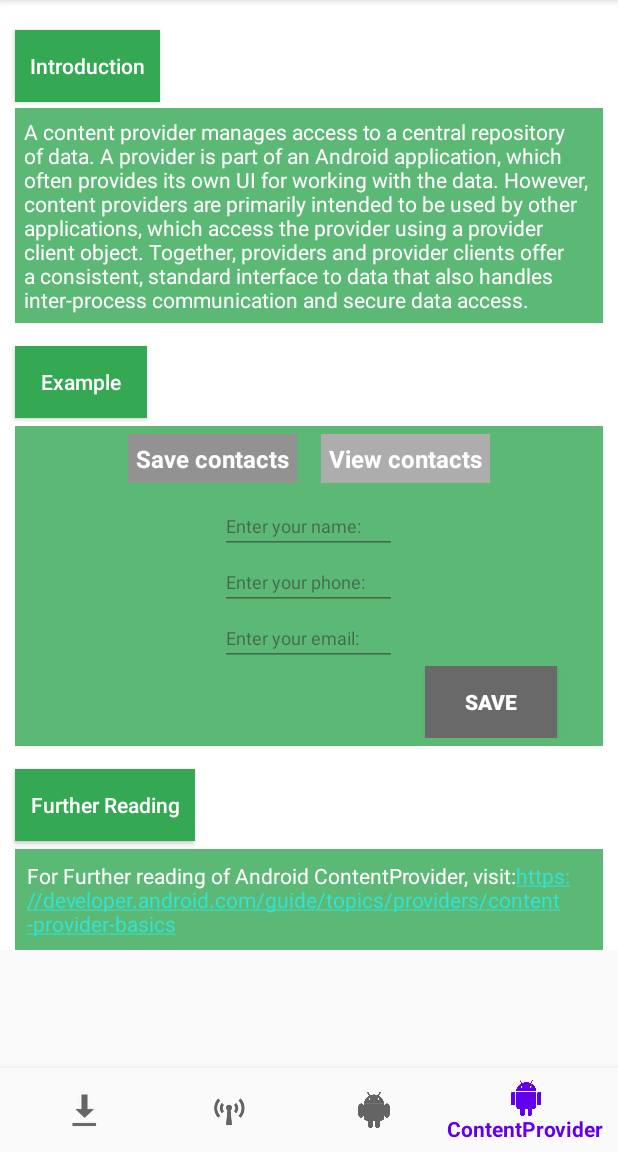
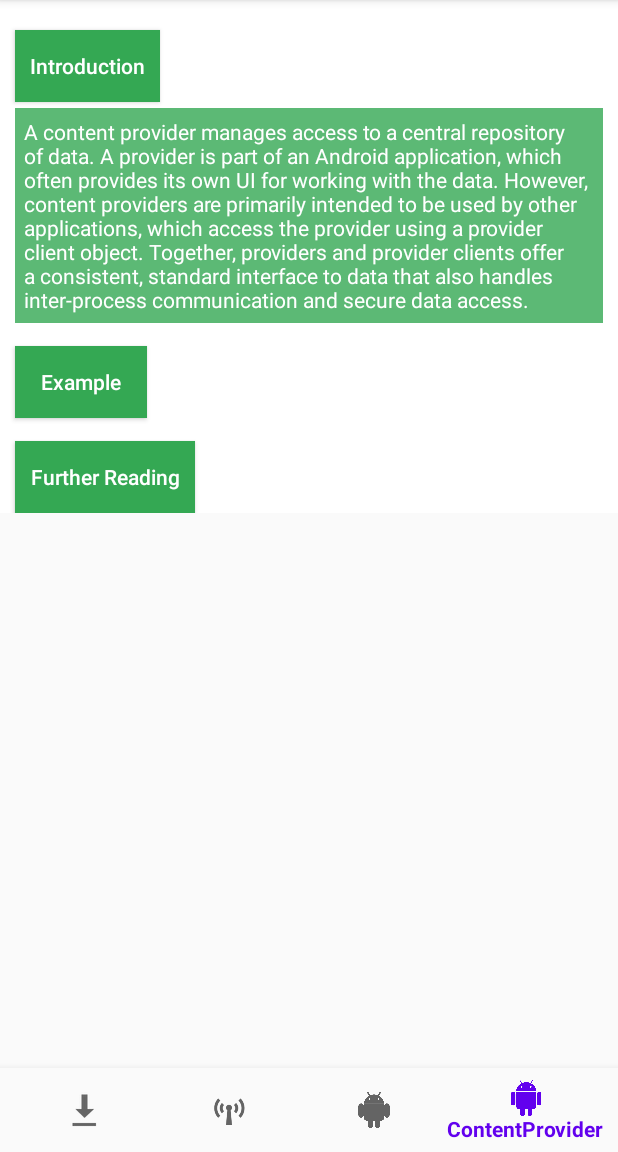
Before and after one commit to Raghuvorkady/Android-App-Development-Specialization, an Android app: the screen it shows after launch (MainActivity), item 4 of the bottom bar chosen, on a phone screen of 412 x 824 dp, the part 84-1236 px from its top. Run offline under Robolectric (Android 15) with nearby library versions, the phone set to English and light mode, and no system bars.

Commit message:
Added button interaction to all the four tabs

```diff
--- a/app/src/main/java/com/projectx/androidappdevelopment/tab1.java
+++ b/app/src/main/java/com/projectx/androidappdevelopment/tab1.java
@@ -19,7 +19,7 @@ public class tab1 extends Fragment {
     private RelativeLayout exampleScroller;
     private TextView introText, furtherReadingTextView;
     public static Switch toastSwitch;
-    public static boolean INTRO_ENABLED = false;
+    public static boolean INTRO_ENABLED = true;
     public static boolean EXAMPLE_ENABLED = false;
     public static boolean FURTHER_READING_ENABLED = false;
 
--- a/app/src/main/java/com/projectx/androidappdevelopment/tab4.java
+++ b/app/src/main/java/com/projectx/androidappdevelopment/tab4.java
@@ -7,6 +7,9 @@ import androidx.fragment.app.Fragment;
 import android.view.LayoutInflater;
 import android.view.View;
 import android.view.ViewGroup;
+import android.widget.Button;
+import android.widget.RelativeLayout;
+import android.widget.TextView;
 
 /**
  * A simple {@link Fragment} subclass.
@@ -23,7 +26,12 @@ public class tab4 extends Fragment {
     // TODO: Rename and change types of parameters
     private String mParam1;
     private String mParam2;
-
+    private Button introButton, exampleButton, furtherReadingButton;
+    private RelativeLayout exampleScroller;
+    private TextView introText, furtherReadingTextView;
+    public static boolean INTRO_ENABLED = true;
+    public static boolean EXAMPLE_ENABLED = false;
+    public static boolean FURTHER_READING_ENABLED = false;
     public tab4() {
         // Required empty public constructor
     }
@@ -61,4 +69,52 @@ public class tab4 extends Fragment {
         // Inflate the layout for this fragment
         return inflater.inflate(R.layout.fragment_tab4, container, false);
     }
+    @Override
+    public void onViewCreated(View view, Bundle savedInstanceState) {
+        introButton = (Button) getView().findViewById(R.id.introButton4);
+        introText = (TextView) getView().findViewById(R.id.introText4);
+        exampleButton = (Button) getView().findViewById(R.id.exampleButton4);
+        exampleScroller = (RelativeLayout) getView().findViewById(R.id.exampleLayout4);
+        furtherReadingButton = (Button) getView().findViewById(R.id.furtherReadingB4);
+        furtherReadingTextView = (TextView) getView().findViewById(R.id.furtherReadingText4);
+
+        introButton.setOnClickListener(new View.OnClickListener() {
+            @Override
+            public void onClick(View v) {
+                if (INTRO_ENABLED == false) {
+                    introText.setVisibility(View.VISIBLE);
+                    INTRO_ENABLED = true;
+                } else {
+                    introText.setVisibility(View.GONE);
+                    INTRO_ENABLED = false;
+                }
+            }
+        });
+
+        exampleButton.setOnClickListener(new View.OnClickListener() {
+            @Override
+            public void onClick(View v) {
+                if (EXAMPLE_ENABLED == false) {
+                    exampleScroller.setVisibility(View.VISIBLE);
+                    EXAMPLE_ENABLED = true;
+                } else {
+                    exampleScroller.setVisibility(View.GONE);
+                    EXAMPLE_ENABLED = false;
+                }
+            }
+        });
+
+        furtherReadingButton.setOnClickListener(new View.OnClickListener() {
+            @Override
+            public void onClick(View v) {
+                if (FURTHER_READING_ENABLED == false) {
+                    furtherReadingTextView.setVisibility(View.VISIBLE);
+                    FURTHER_READING_ENABLED = true;
+                } else {
+                    furtherReadingTextView.setVisibility(View.GONE);
+                    FURTHER_READING_ENABLED = false;
+                }
+            }
+        });
+    }
 }
--- a/app/src/main/res/layout/fragment_tab1.xml
+++ b/app/src/main/res/layout/fragment_tab1.xml
@@ -20,7 +20,8 @@
             android:padding="10dp"
             android:text="Introduction"
             android:textAllCaps="false"
-            android:textColor="#FFF" />
+            android:textColor="#FFF"
+            android:tooltipText="Intoduction button"/>
 
         <TextView
             android:id="@+id/introText"
--- a/app/src/main/res/layout/fragment_tab4.xml
+++ b/app/src/main/res/layout/fragment_tab4.xml
@@ -11,7 +11,7 @@
         android:background="#FFF">
 
         <Button
-            android:id="@+id/introButton"
+            android:id="@+id/introButton4"
             android:layout_width="wrap_content"
             android:layout_height="wrap_content"
             android:layout_marginLeft="10dp"
@@ -23,10 +23,10 @@
             android:textColor="#FFF" />
 
         <TextView
-            android:id="@+id/introText"
+            android:id="@+id/introText4"
             android:layout_width="match_parent"
             android:layout_height="wrap_content"
-            android:layout_below="@id/introButton"
+            android:layout_below="@id/introButton4"
             android:layout_centerHorizontal="true"
             android:layout_marginLeft="10dp"
             android:layout_marginTop="4dp"
@@ -39,10 +39,10 @@
             android:visibility="visible" />
 
         <Button
-            android:id="@+id/exampleButton"
+            android:id="@+id/exampleButton4"
             android:layout_width="wrap_content"
             android:layout_height="wrap_content"
-            android:layout_below="@id/introText"
+            android:layout_below="@id/introText4"
             android:layout_marginStart="10dp"
             android:layout_marginLeft="10dp"
             android:layout_marginTop="15dp"
@@ -53,16 +53,16 @@
             android:textColor="#FFF" />
 
         <RelativeLayout
-            android:id="@+id/exampleLayout"
+            android:id="@+id/exampleLayout4"
             android:layout_width="match_parent"
             android:layout_height="wrap_content"
-            android:layout_below="@id/exampleButton"
+            android:layout_below="@id/exampleButton4"
             android:layout_marginLeft="10dp"
             android:layout_marginTop="5dp"
             android:layout_marginRight="10dp"
             android:alpha="0.8"
             android:background="#34A853"
-            android:visibility="visible">
+            android:visibility="gone">
 
             <TableLayout
                 android:id="@+id/exampleTable"
@@ -171,10 +171,10 @@
 
 
         <Button
-            android:id="@+id/furtherReadingB"
+            android:id="@+id/furtherReadingB4"
             android:layout_width="wrap_content"
             android:layout_height="wrap_content"
-            android:layout_below="@id/exampleLayout"
+            android:layout_below="@id/exampleLayout4"
             android:layout_marginLeft="10dp"
             android:layout_marginTop="15dp"
             android:background="#34A853"
@@ -184,10 +184,10 @@
             android:textColor="#FFF" />
 
         <TextView
-            android:id="@+id/furtherReadingText"
+            android:id="@+id/furtherReadingText4"
             android:layout_width="match_parent"
             android:layout_height="wrap_content"
-            android:layout_below="@id/furtherReadingB"
+            android:layout_below="@id/furtherReadingB4"
             android:layout_marginLeft="10dp"
             android:layout_marginTop="5dp"
             android:layout_marginRight="10dp"
@@ -198,6 +198,6 @@
             android:text="For Further reading of Android ContentProvider,
 visit:https://developer.android.com/guide/topics/providers/content-provider-basics"
             android:textColor="#FFF"
-            android:visibility="visible" />
+            android:visibility="gone" />
     </RelativeLayout>
 </ScrollView>
--- a/app/src/main/res/values/strings.xml
+++ b/app/src/main/res/values/strings.xml
@@ -1,5 +1,6 @@
 <resources>
     <string name="app_name">AndroidAppDevelopment</string>
-    <!-- TODO: Remove or change this placeholder text -->
+    <!-- TODO: Remove or change this placeholder text extract strings, action bar edit, navigation drawer -->
     <string name="hello_blank_fragment">Hello blank fragment</string>
+
 </resources>
```
Also changed, not shown: app/src/main/java/com/projectx/androidappdevelopment/tab2.java (+58 -1 lines), app/src/main/java/com/projectx/androidappdevelopment/tab3.java (+57 -1 lines), app/src/main/res/layout/fragment_tab2.xml (+13 -13 lines), app/src/main/res/layout/fragment_tab3.xml (+13 -13 lines).
